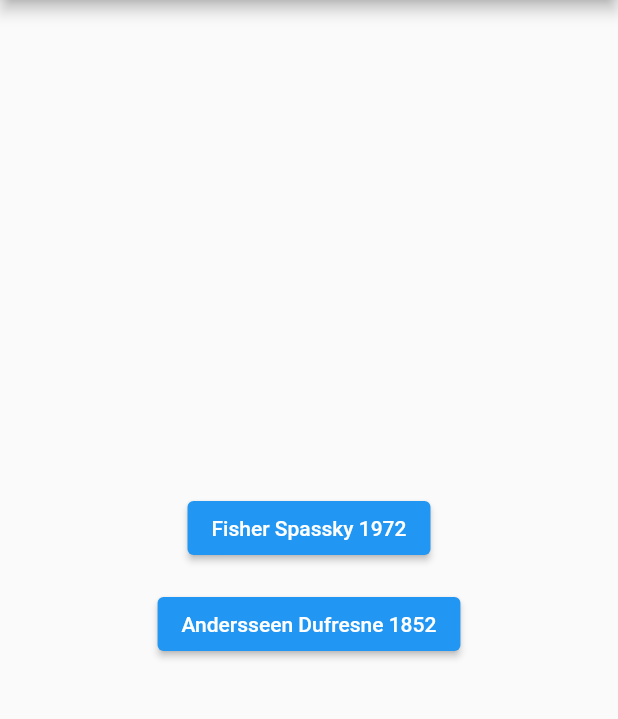
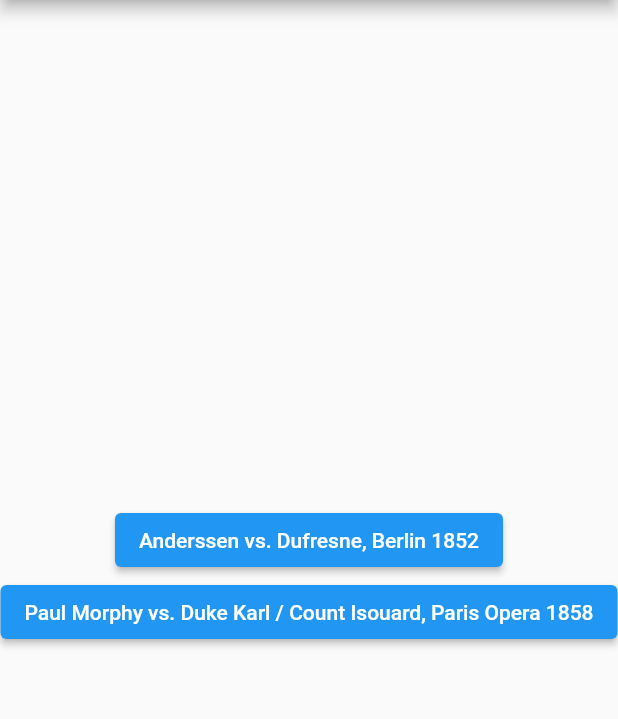
Before and after one commit to field90/chess, a Flutter app: the screen it shows after launch, on a phone screen of 412 x 824 dp, the part 84-803 px from its top. Run offline on Flutter 3.47's test engine with Material 2 defaults, Android fonts, the light colour scheme and no system bars; our stand-ins replace yaml; missing offline and left inert: flutter_chess_board, stockfish.

Commit message:
yaml files for loading games

```diff
--- /dev/null
+++ b/assets/games.yaml
@@ -0,0 +1,22 @@
+Classical Games:
+  - title: "Anderssen vs. Dufresne, Berlin 1852"
+    pgn: |
+      [Event "Casual Game"]
+      [Site "Berlin GER"]
+      [Date "1852.??.??"]
+      [EventDate "?"]
+      [Round "?"]
+      [Result "1-0"]
+
+      1.e4 e5 2.Nf3 Nc6 3.Bc4 Bc5 4.b4 Bxb4 5.c3 Ba5 6.d4 exd4 7.O-O dxc3 8.Qb3 Qf6 9.e5 Qg6 10.Nxc3 Nge7 11.Ba3 O-O 12.Rad1 Bxc3 13.Qxc3 Re8 14.Rfe1 Nd8 15.Nh4 Qh5 16.g3 Ne6 17.f4 Nf5 18.Be2 Qxh4 19.gxh4 Nxf4 20.Bg4 Nxh4 21.Qg3 Nfg6 22.Bh5 b6 23.Bxg6 Nxg6 24.h4 h5 25.Qg5 Bb7 26.Rxd7 Bf3 27.e6 1-0
+
+  - title: "Paul Morphy vs. Duke Karl / Count Isouard, Paris Opera 1858"
+    pgn: |
+      [Event "Casual Game"]
+      [Site "Paris FRA"]
+      [Date "1858.??.??"]
+      [EventDate "?"]
+      [Round "?"]
+      [Result "1-0"]
+
+      1.e4 e5 2.Nf3 d6 3.d4 Bg4 4.dxe5 Bxf3 5.Qxf3 dxe5 6.Bc4 Nf6 7.Qb3 Qe7 8.Nc3 c6 9.Bg5 b5 10.Nxb5 cxb5 11.Bxb5+ Nbd7 12.O-O-O Rd8 13.Rxd7 Rxd7 14.Rd1 Qe6 15.Bxd7+ Nxd7 16.Qb8+ Nxb8 17.Rd8# 1-0
--- a/lib/screens/MenuScreen.dart
+++ b/lib/screens/MenuScreen.dart
@@ -1,85 +1,45 @@
 import 'package:flutter/material.dart';
 import 'package:michael_chess/screens/ChessBoardScreen.dart';
 
+import 'package:flutter/services.dart' show rootBundle;
+import 'package:yaml/yaml.dart';
+
+class Game {
+  final String title;
+  final String pgn;
+
+  Game({required this.title, required this.pgn});
+}
+
+Future<List<Game>> loadGames() async {
+  final List<Game> games = [];
+
+  try {
+    final yamlData = await rootBundle.loadString('assets/games.yaml');
+    final gamesData = loadYaml(yamlData) as YamlMap;
+    final List<dynamic> gamesList = gamesData['Classical Games'];
 
 
-const anderssenDufresne = '[Event "Casual Game"]\n'
-    '[Site "Berlin GER"]\n'
-    '[Date "1852.??.??"]\n'
-    '[EventDate "?"]\n'
-    '[Round "?"]\n'
-    '[Result "1-0"]\n'
-    '[White "Adolf Anderssen"]\n'
-    '[Black "Jean Dufresne"]\n'
-    '[ECO "C52"]\n'
-    '[PlyCount "47"]\n'
-    '\n'
-    '1.e4 e5 2.Nf3 Nc6 3.Bc4 Bc5 4.b4 Bxb4 5.c3 Ba5 6.d4 exd4 7.O-O\n'
-    'dxc3 8.Qb3 Qf6 9.e5 Qg6 10.Nxc3 Nge7 11.Ba3 O-O 12.Rad1 Bxc3 13.Qxc3\n'
-    'Re8 14.Rfe1 Nd8 15.Nh4 Qh5 16.g3 Ne6 17.f4 Nf5 18.Be2 Qxh4 19.gxh4 Nxf4\n'
-    '20.Bg4 Nxh4 21.Qg3 Nfg6 22.Bh5 b6 23.Bxg6 Nxg6 24.h4 h5 25.Qg5 Bb7 26.Rxd7\n'
-    'Bf3 27.e6 1-0';
+
+    for (final gameData in gamesList) {
+      games.add(Game(
+        title: gameData['title'],
+        pgn: gameData['pgn'],
+      ));
+    }
+  }catch(e){
+    print("exception: $e");
+  }
 
 
-const fischerSpassky = '''
-[Event "World Chess Championship"]
-[Site "Reykjavik, Iceland"]
-[Date "1972.07.21"]
-[Round "1"]
-[White "Bobby Fischer"]
-[Black "Boris Spassky"]
-[Result "1-0"]
 
-1.e4 e5 2.Nf3 Nc6 3.Bb5 a6 4.Ba4 Nf6 5.O-O Be7 6.Re1 b5 7.Bb3 d6
-8.c3 O-O 9.h3 Nb8 10.d4 Nbd7 11.Nbd2 Bb7 12.Bc2 Re8 13.Nf1 Bf8 14.Ng3 g6
-15.b3 Bg7 16.d5 Qe7 17.c4 c6 18.Be3 Rec8 19.Qd2 Qf8 20.Rad1 cxd5 21.cxd5 a5
-22.Bd3 Ba6 23.Rc1 Qd8 24.Rxc8 Rxc8 25.Rc1 Rxc1+ 26.Qxc1 Qb8 27.Qc6 Bc8
-28.Bxb5 Bf8 29.Nd2 Nc5 30.Bxc5 dxc5 31.Nc4 Bd7 32.Qxf6 Bxb5 33.Nxe5 Qc7
-34.Nc6 a4 35.e5 axb3 36.axb3 Bxc6 37.dxc6 Bg7 38.Qd6 Bxe5 39.Qxc7 Bxc7
-40.Ne4 Bb6 41.Nf6+ Kg7 42.Nd7 Ba7 43.c7 1-0
-''';
-
-const fischerReshevsky = '''
-[Event "Portoroz Interzonal"]
-[Site "Portoroz YUG"]
-[Date "1958.10.06"]
-[EventDate "1958.09.15"]
-[Round "17"]
-[Result "1-0"]
-[White "Robert James Fischer"]
-[Black "Samuel Reshevsky"]
-[ECO "B32"]
-[WhiteElo "?"]
-[BlackElo "?"]
-[PlyCount "75"]
-
-1.e4 c5 2.Nf3 Nc6 3.d4 cxd4 4.Nxd4 g6 5.Nc3 Bg7 6.Be3 Nf6 7.Bc4 O-O 8.Bb3 d6 9.f3 Bd7 10.Qd2 Rc8 11.h4 Ne5 12.O-O-O Nc4 13.Bxc4 Rxc4 14.h5 Nxh5 15.g4 Nf6 16.Bh6 Nxe4 17.Qe3 Nxc3 18.Bxg7 Nxd1 19.Qh6 f6 20.Bxf8 Kf7 21.Qxh7+ Kxf8 22.Qh8+ Kf7 23.Rh7# 1-0
-''';
-
-
-const fischerSpassky2 = '''
-[Event "Reykjavik WCC"]
-[Site "Reykjavik ISL"]
-[Date "1972.08.31"]
-[EventDate "?"]
-[Round "6"]
-[Result "1-0"]
-[White "Robert James Fischer"]
-[Black "Boris Spassky"]
-[ECO "D59"]
-[WhiteElo "?"]
-[BlackElo "?"]
-[PlyCount "81"]
-
-1.d4 Nf6 2.c4 e6 3.Nf3 d5 4.Nc3 Be7 5.Bg5 h6 6.Bh4 O-O 7.e3 b6 8.Rc1 Bb7 9.cxd5 Nxd5 10.Bxe7 Qxe7 11.Nxd5 Bxd5 12.Bc4 Qb4+ 13.Qd2 Qxd2+ 14.Kxd2 Bxc4 15.Rxc4 c6 16.Ne5 Rc8 17.Rhc1 f6 18.Nxc6 Nxc6 19.Rxc6 Rxc6 20.Rxc6 Kf7 21.Rc7+ Kg6 22.Kd3 f5 23.f3 Kf6 24.e4 fxe4+ 25.fxe4 a5 26.Rc6 Rb8 27.d5 b5 28.Rxe6+ Kf7 29.Ra6 a4 30.e5 Rd8 31.Kd4 Rc8 32.Rc6 Rd8 33.Kc5 Re8 34.e6+ Kf6 35.Kxb5 Rb8+ 36.Rb6 Rd8 37.Kc6 Ke5 38.e7 Re8 39.Kd7 Ra8 40.e8=Q+ Rxe8 41.Kxe8 Kxd5 42.Rb4 1-0
-''';
+  return games;
+}
 
 class MenuScreen extends StatelessWidget {
 
 
   const MenuScreen({Key? key}) : super(key: key);
-
-
 
   @override
   Widget build(BuildContext context) {
@@ -87,37 +47,37 @@ class MenuScreen extends StatelessWidget {
       appBar: AppBar(
         title: const Text('Select a chess game'),
       ),
-      body: Center(
+      body: FutureBuilder<List<Game>>(
+        future: loadGames(),
+        builder: (context, snapshot) {
+          if (snapshot.hasData) {
+            final List<Game> games = snapshot.data!;
+            return Center(
               child: Column(
                 mainAxisAlignment: MainAxisAlignment.center,
-          children: [
-            ElevatedButton(
+                children: games.map((game) => ElevatedButton(
                   onPressed: () {
-                // Navigate to the first chess game
+                    // Navigate to the chess game
                     Navigator.push(
                       context,
                       MaterialPageRoute(
-                    builder: (context) => const ChessBoardScreen(pgnString: fischerSpassky),
-                  ),
-                );              },
-              child: const Text('Fisher Spassky 1972'),
-            ),
-            const SizedBox(height: 16),
-            ElevatedButton(
-              onPressed: () {
-                // Navigate to the second chess game
-                Navigator.push(
-                  context,
-                  MaterialPageRoute(
-                    builder: (context) => const ChessBoardScreen(pgnString: anderssenDufresne),
+                        builder: (context) => ChessBoardScreen(pgnString: game.pgn),
                       ),
                     );
                   },
-              child: const Text('Andersseen Dufresne 1852'),
+                  child: Text(game.title),
+                )).toList(),
               ),
-          ],
-        ),
+            );
+          } else if (snapshot.hasError) {
+            return Text('Error loading games data: ${snapshot.error}');
+          } else {
+            return CircularProgressIndicator();
+          }
+        },
       ),
     );
   }
+
+
 }
--- a/pubspec.yaml
+++ b/pubspec.yaml
@@ -31,13 +31,14 @@ dependencies:
   flutter:
     sdk: flutter
 
-
   # The following adds the Cupertino Icons font to your application.
   # Use with the CupertinoIcons class for iOS style icons.
   cupertino_icons: ^1.0.2
   chess: ^0.7.0
   flutter_chess_board: 1.0.1
   stockfish: ^1.2.0
+  yaml: ^3.0.0
+
 
 
 
@@ -57,6 +58,9 @@ dev_dependencies:
 
 # The following section is specific to Flutter packages.
 flutter:
+
+  assets:
+    - assets/games.yaml
 
   # The following line ensures that the Material Icons font is
   # included with your application, so that you can use the icons in
```
Also changed, not shown: pubspec.lock. Lines whose indentation alone changed are shown as unchanged.
